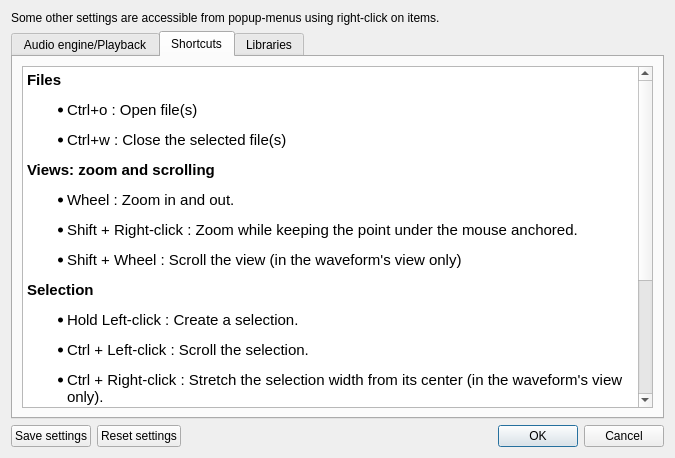
First picture: the form in src/wdialogsettings.ui, repository gillesdegottex/dfasma, before the edit.
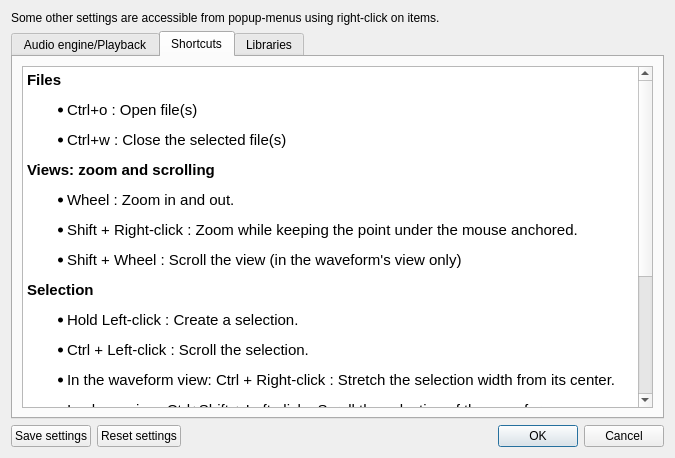
Second picture: the form after the edit. The open tabs and pages were chosen to show the change.

Diff of the .ui file:
```diff
--- a/src/wdialogsettings.ui
+++ b/src/wdialogsettings.ui
@@ -198,7 +198,8 @@
 &lt;p style=&quot; margin-top:12px; margin-bottom:12px; margin-left:0px; margin-right:0px; -qt-block-indent:0; text-indent:0px;&quot;&gt;&lt;span style=&quot; font-weight:600;&quot;&gt;Selection&lt;/span&gt;&lt;/p&gt;
 &lt;ul style=&quot;margin-top: 0px; margin-bottom: 0px; margin-left: 0px; margin-right: 0px; -qt-list-indent: 1;&quot;&gt;&lt;li style=&quot; margin-top:12px; margin-bottom:12px; margin-left:0px; margin-right:0px; -qt-block-indent:0; text-indent:0px;&quot;&gt;Hold Left-click : Create a selection.&lt;/li&gt;
 &lt;li style=&quot; margin-top:12px; margin-bottom:12px; margin-left:0px; margin-right:0px; -qt-block-indent:0; text-indent:0px;&quot;&gt;Ctrl + Left-click : Scroll the selection.&lt;/li&gt;
-&lt;li style=&quot; margin-top:12px; margin-bottom:12px; margin-left:0px; margin-right:0px; -qt-block-indent:0; text-indent:0px;&quot;&gt;Ctrl + Right-click : Stretch the selection width from its center (in the waveform's view only).&lt;/li&gt;&lt;/ul&gt;
+&lt;li style=&quot; margin-top:12px; margin-bottom:12px; margin-left:0px; margin-right:0px; -qt-block-indent:0; text-indent:0px;&quot;&gt;In the waveform view: Ctrl + Right-click : Stretch the selection width from its center.&lt;/li&gt;
+&lt;li style=&quot; margin-top:12px; margin-bottom:12px; margin-left:0px; margin-right:0px; -qt-block-indent:0; text-indent:0px;&quot;&gt;In phase view: Ctrl+Shift + Left-click : Scroll the selection of the waveform.&lt;/li&gt;&lt;/ul&gt;
 &lt;p style=&quot; margin-top:12px; margin-bottom:12px; margin-left:0px; margin-right:0px; -qt-block-indent:0; text-indent:0px;&quot;&gt;&lt;span style=&quot; font-weight:600;&quot;&gt;Playback&lt;/span&gt;&lt;/p&gt;
 &lt;ul style=&quot;margin-top: 0px; margin-bottom: 0px; margin-left: 0px; margin-right: 0px; -qt-list-indent: 1;&quot;&gt;&lt;li style=&quot; margin-top:12px; margin-bottom:12px; margin-left:0px; margin-right:0px; -qt-block-indent:0; text-indent:0px;&quot;&gt;Space : Play from the play cursor or the current selection of the selected file.&lt;/li&gt;
 &lt;li style=&quot; margin-top:12px; margin-bottom:12px; margin-left:0px; margin-right:0px; -qt-block-indent:0; text-indent:0px;&quot;&gt;Ctrl + Space : Play current selection while filtering the sound according to the spectral selection.&lt;br /&gt;The filtered time section then becomes redish in order to inform that the waveform has been temporarily altered.&lt;br /&gt;Playing the sound by pressing the Space bar again will restore the original waveform.&lt;/li&gt;&lt;/ul&gt;
```
